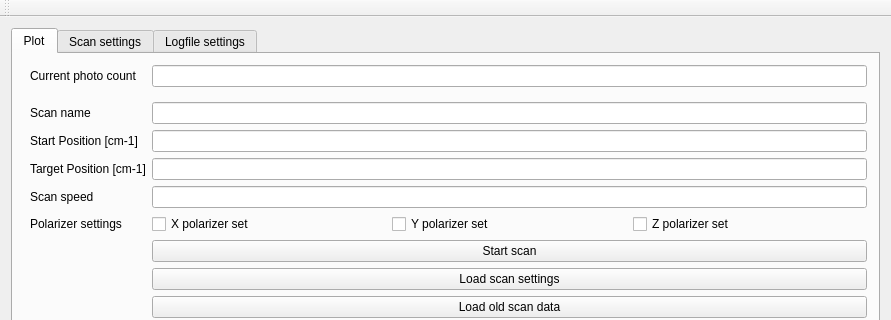
Qt form mainwindow.ui (anates/Spectro) before a commit; both pictures show x 0 to 891 and y 0 to 320 of the 891 by 573 pixel window.
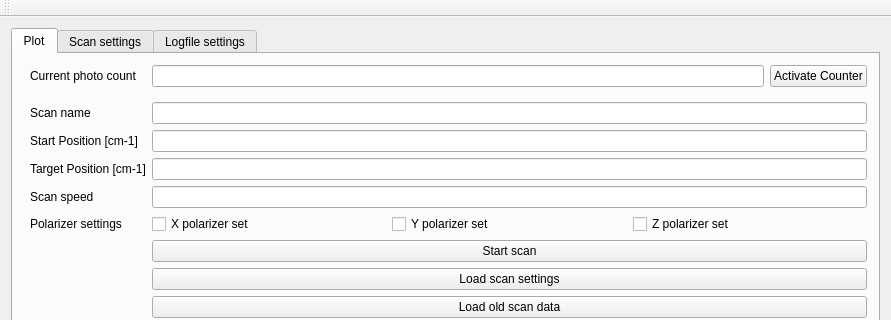
The same form after that commit. The open tabs and pages were chosen to show the change. Custom widgets are drawn as their Qt base class.

Commit message: Verknüpfung der Monochromator-Werte mit der zweiten Tab-Seite

```diff
--- a/mainwindow.ui
+++ b/mainwindow.ui
@@ -18,14 +18,14 @@
     <item row="0" column="0">
      <widget class="QTabWidget" name="gridTabWidget">
       <property name="currentIndex">
-       <number>0</number>
+       <number>1</number>
       </property>
       <widget class="QWidget" name="plotTab">
        <attribute name="title">
         <string>Plot</string>
        </attribute>
        <layout class="QGridLayout" name="gridLayout">
-        <item row="0" column="0">
+        <item row="1" column="0">
          <layout class="QHBoxLayout" name="horizontalLayout_2">
           <item>
            <widget class="QwtPlot" name="qwtPlot"/>
@@ -170,9 +170,6 @@
               </property>
              </widget>
             </item>
-            <item row="0" column="1">
-             <widget class="QLineEdit" name="photoCounter"/>
-            </item>
             <item row="1" column="0">
              <widget class="Line" name="line">
               <property name="orientation">
@@ -187,11 +184,25 @@
               </property>
              </widget>
             </item>
+            <item row="0" column="1">
+             <layout class="QHBoxLayout" name="horizontalLayout_5">
+              <item>
+               <widget class="QLineEdit" name="photoCounter"/>
+              </item>
+              <item>
+               <widget class="QPushButton" name="activateCounter">
+                <property name="text">
+                 <string>Activate Counter</string>
+                </property>
+               </widget>
+              </item>
+             </layout>
+            </item>
            </layout>
           </item>
          </layout>
         </item>
-        <item row="1" column="0">
+        <item row="2" column="0">
          <widget class="QProgressBar" name="progressBar">
           <property name="value">
            <number>24</number>
@@ -222,14 +233,14 @@
            </widget>
           </item>
           <item row="2" column="1">
-           <widget class="QLineEdit" name="lineEdit_10">
+           <widget class="QLineEdit" name="currentWaveNumber">
             <property name="readOnly">
              <bool>true</bool>
             </property>
            </widget>
           </item>
           <item row="3" column="1">
-           <widget class="QLineEdit" name="lineEdit_8">
+           <widget class="QLineEdit" name="currentSpeed">
             <property name="readOnly">
              <bool>true</bool>
             </property>
@@ -243,7 +254,7 @@
            </widget>
           </item>
           <item row="1" column="2">
-           <widget class="QLineEdit" name="lineEdit_12"/>
+           <widget class="QLineEdit" name="newPosition"/>
           </item>
           <item row="4" column="2">
            <widget class="QPushButton" name="execButton_2">
@@ -260,10 +271,10 @@
            </widget>
           </item>
           <item row="2" column="2">
-           <widget class="QLineEdit" name="lineEdit_13"/>
+           <widget class="QLineEdit" name="newWaveNumber"/>
           </item>
           <item row="3" column="2">
-           <widget class="QLineEdit" name="lineEdit_9"/>
+           <widget class="QLineEdit" name="newSpeed"/>
           </item>
           <item row="5" column="2">
            <layout class="QHBoxLayout" name="horizontalLayout_4">
@@ -280,7 +291,7 @@
            </layout>
           </item>
           <item row="1" column="1">
-           <widget class="QLineEdit" name="lineEdit_11">
+           <widget class="QLineEdit" name="currentPosition">
             <property name="readOnly">
              <bool>true</bool>
             </property>
```
The commit also changes 4 other files.
